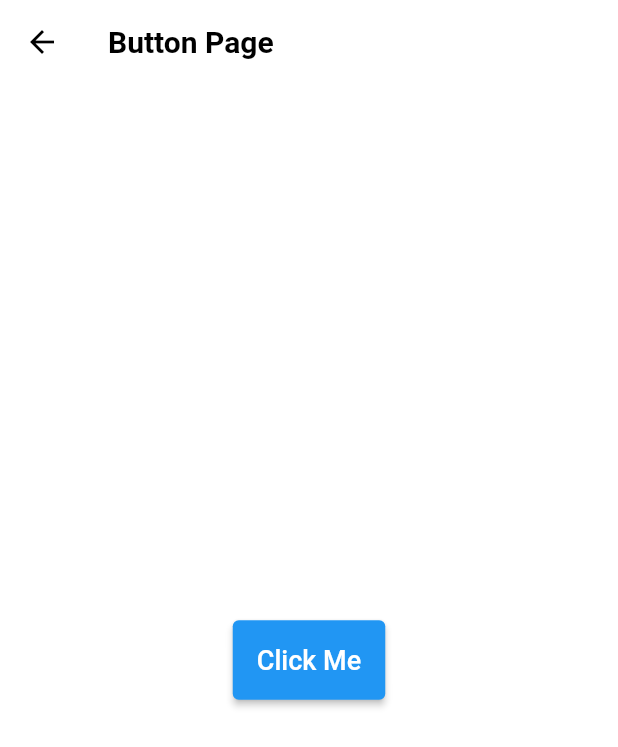
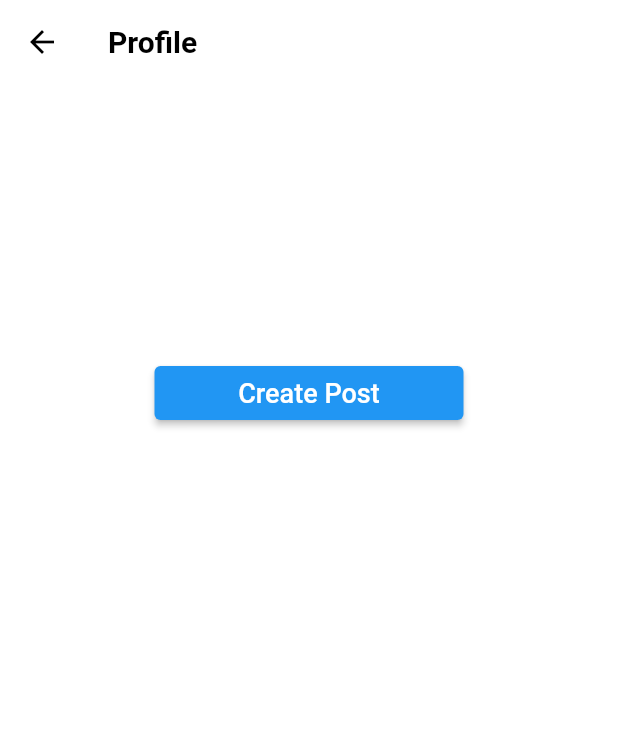
Before and after one commit to yarachidiac/live_streaming, a Flutter app: the ProfileScreen screen opened directly, on a phone screen of 412 x 824 dp. Shown: the top 747 px of the screen. Run offline on Flutter 3.47's test engine with Material 2 defaults, Android fonts, the phone set to English and light mode, and no system bars; our stand-ins replace cloud_firestore, dotted_border, file_picker, firebase_auth, firebase_core, firebase_storage and 3 more; missing offline and left inert: agora_rtc_engine; accounts and stored records are empty; network calls fail.

Commit message:
add_post2

```diff
--- /dev/null
+++ b/lib/models/post.dart
@@ -0,0 +1,49 @@
+import 'package:cloud_firestore/cloud_firestore.dart';
+
+class Post {
+  final String description;
+  final String uid;
+  final String username;
+  final likes;
+  final String postId;
+  final DateTime datePublished;
+  final String postUrl;
+  final String profImage;
+
+  const Post(
+      {required this.description,
+        required this.uid,
+        required this.username,
+        required this.likes,
+        required this.postId,
+        required this.datePublished,
+        required this.postUrl,
+        required this.profImage,
+      });
+
+  static Post fromSnap(DocumentSnapshot snap) {
+    var snapshot = snap.data() as Map<String, dynamic>;
+
+    return Post(
+        description: snapshot["description"],
+        uid: snapshot["uid"],
+        likes: snapshot["likes"],
+        postId: snapshot["postId"],
+        datePublished: snapshot["datePublished"],
+        username: snapshot["username"],
+        postUrl: snapshot['postUrl'],
+        profImage: snapshot['profImage']
+    );
+  }
+
+  Map<String, dynamic> toJson() => {
+    "description": description,
+    "uid": uid,
+    "likes": likes,
+    "username": username,
+    "postId": postId,
+    "datePublished": datePublished,
+    'postUrl': postUrl,
+    'profImage': profImage
+  };
+}
--- a/lib/screens/profile_screen.dart
+++ b/lib/screens/profile_screen.dart
@@ -7,23 +7,36 @@ class  ProfileScreen extends StatelessWidget {
 
   @override
   Widget build(BuildContext context) {
+    var w=MediaQuery.of(context).size.width;
+    var h=MediaQuery.of(context).size.height;
+
     return Scaffold(
       appBar: AppBar(
-        title: Text('Button Page'),
+        title: Text('Profile'),
       ),
-      body: Center(
+      body:
+      Row(
+        mainAxisAlignment: MainAxisAlignment.center,
+        children: [
+          SizedBox(height: h * 0.5,),
+
+
+          Container(
+            width:  w* 0.5, // Half of the available width
             child: ElevatedButton(
               style: ElevatedButton.styleFrom(
                 primary: Colors.blue,
                 onPrimary: Colors.white,
-            padding: EdgeInsets.all(16.0),
+                padding: EdgeInsets.all(4.0),
               ),
               onPressed: () {
-            Navigator.pushReplacementNamed(context, AddPostScreen.routeName);
-
+                Navigator.push(
+                  context,
+                  MaterialPageRoute(builder: (context) => const AddPostScreen()),
+                );
               },
               child: Text(
-            'Click Me',
+                'Create Post',
                 style: TextStyle(
                   color: Colors.white,
                   fontSize: 18.0,
@@ -31,6 +44,9 @@ class  ProfileScreen extends StatelessWidget {
               ),
             ),
           ),
+        ],
+      ),
+
     );
 
   }
--- a/pubspec.yaml
+++ b/pubspec.yaml
@@ -42,6 +42,7 @@ dependencies:
   timeago: ^3.4.0
   http: ^0.13.4
   image_picker: ^0.8.7+5
+
 
 
   # The following adds the Cupertino Icons font to your application.
```
Also changed, not shown: lib/resources/firestore_methods.dart (+27 -1 lines), lib/resources/storage_methods.dart (+20 -8 lines), lib/screens/add_post.dart (+49 -16 lines), lib/screens/broadcast_screen.dart (+10 -3 lines), lib/screens/post_feed_screen.dart (added). Lines whose indentation alone changed are shown as unchanged.
